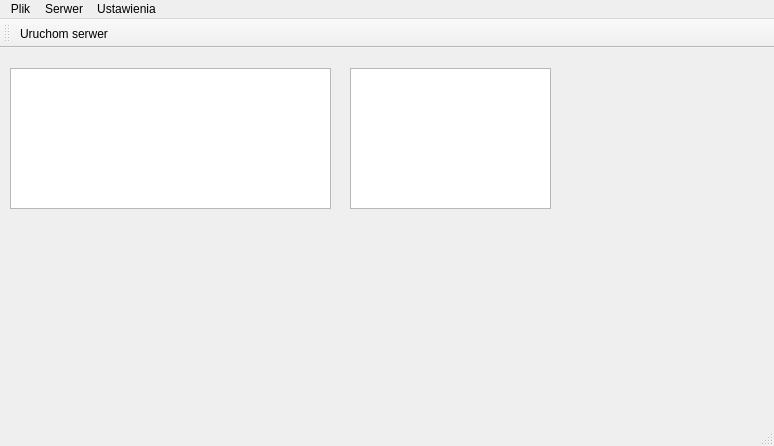
militia11/in, file ServerApplication/src/libs/ui/mainwindow.ui: the form before one commit.
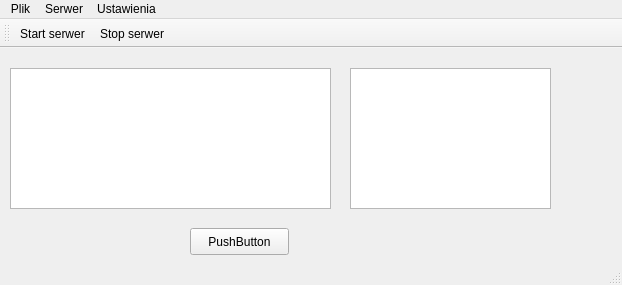
The form after the commit.

```diff
--- a/ServerApplication/src/libs/ui/mainwindow.ui
+++ b/ServerApplication/src/libs/ui/mainwindow.ui
@@ -6,8 +6,8 @@
    <rect>
     <x>0</x>
     <y>0</y>
-    <width>774</width>
-    <height>446</height>
+    <width>622</width>
+    <height>285</height>
    </rect>
   </property>
   <property name="windowTitle">
@@ -34,13 +34,26 @@
      </rect>
     </property>
    </widget>
+   <widget class="QPushButton" name="pushButton">
+    <property name="geometry">
+     <rect>
+      <x>190</x>
+      <y>180</y>
+      <width>99</width>
+      <height>27</height>
+     </rect>
+    </property>
+    <property name="text">
+     <string>PushButton</string>
+    </property>
+   </widget>
   </widget>
   <widget class="QMenuBar" name="mMenubar">
    <property name="geometry">
     <rect>
      <x>0</x>
      <y>0</y>
-     <width>774</width>
+     <width>622</width>
      <height>25</height>
     </rect>
    </property>
@@ -78,10 +91,11 @@
     <bool>false</bool>
    </attribute>
    <addaction name="ActionRunServer"/>
+   <addaction name="ActionStopServer"/>
   </widget>
   <action name="ActionRunServer">
    <property name="text">
-    <string>Uruchom serwer</string>
+    <string>Start serwer</string>
    </property>
    <property name="toolTip">
     <string>Przełącz serwer w tryb nasłuchiwania</string>
@@ -112,6 +126,31 @@
     <string>Ctrl+B</string>
    </property>
   </action>
+  <action name="ActionServerSettings">
+   <property name="text">
+    <string>Ustawienia</string>
+   </property>
+   <property name="toolTip">
+    <string>Ustawienia komunikacji i portu</string>
+   </property>
+   <property name="shortcut">
+    <string>Ctrl+P</string>
+   </property>
+  </action>
+  <action name="ActionStopServer">
+   <property name="checkable">
+    <bool>true</bool>
+   </property>
+   <property name="text">
+    <string>Stop serwer</string>
+   </property>
+   <property name="toolTip">
+    <string>Zastopuj serwer. Przerwij nasłuchiwanie</string>
+   </property>
+   <property name="shortcut">
+    <string>Ctrl+X</string>
+   </property>
+  </action>
  </widget>
  <resources/>
  <connections/>
```
Left out of the diff: 5 changed lines with no effect on the pictures.
